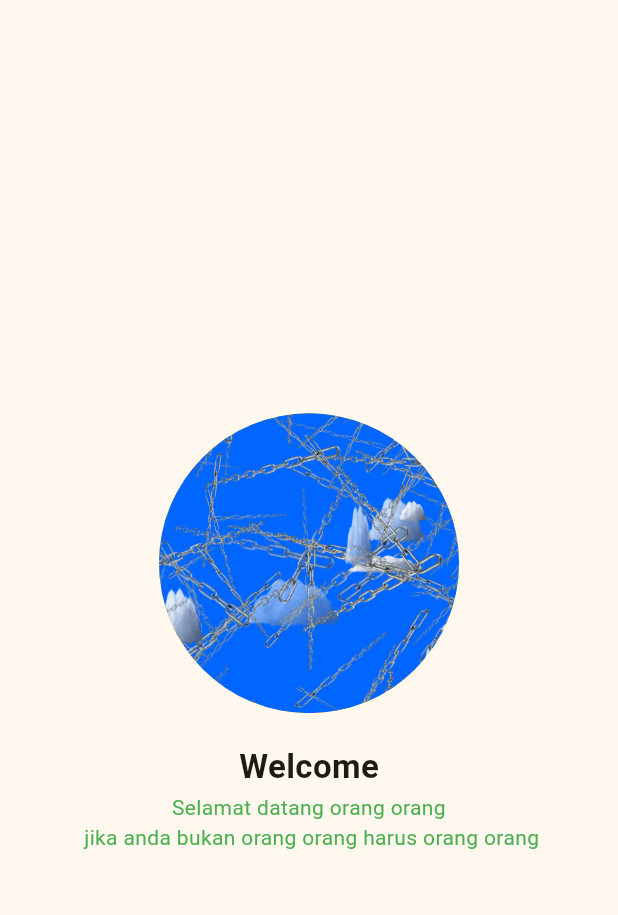
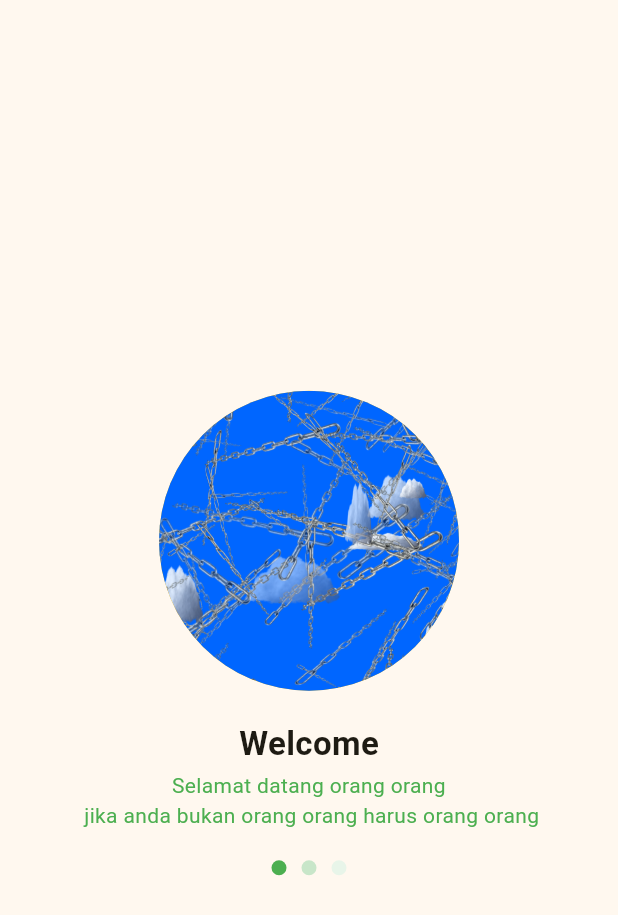
Before and after one commit to afnan923/tugas_week_6_1123150074, a Flutter app: the screen it shows after launch, on a phone screen of 412 x 824 dp. Shown: the top 915 px of the screen. Run offline on Flutter 3.47's test engine with Material 3 defaults, Android fonts, the phone set to English and light mode, and no system bars.

Commit message:
add circle small under text

```diff
--- a/lib/screen/splash_screen_1.dart
+++ b/lib/screen/splash_screen_1.dart
@@ -41,6 +41,38 @@ class MySplashScreen extends StatelessWidget {
                 color: Colors.green
               ),
             ),
+            SizedBox(height: 20),
+            Row(
+              mainAxisAlignment: MainAxisAlignment.center,
+              children: [
+                Container(
+              height: 10,
+              width: 10,
+              decoration: BoxDecoration(
+                color: Colors.green,
+                shape: BoxShape.circle,
+                ),
+              ),
+              SizedBox(width: 10),
+                Container(
+              height: 10,
+              width: 10,
+              decoration: BoxDecoration(
+                color: Colors.green[100]!,
+                shape: BoxShape.circle,
+                ),
+              ),
+                SizedBox(width: 10),
+                Container(
+              height: 10,
+              width: 10,
+              decoration: BoxDecoration(
+                color: Colors.green[50]!,
+                shape: BoxShape.circle,
+                ),
+              ),
+              ],
+            )
 
           ],
           //2.BUAT TITLE Welcome
```
